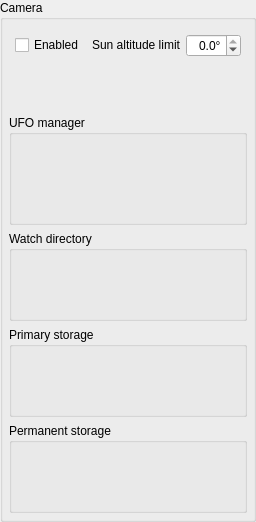
AMOS-uniba/amos-client, file widgets/qcamera.ui: the form before one commit.
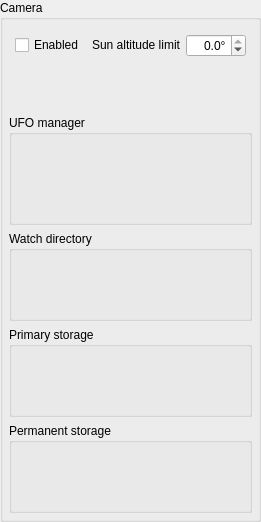
The form after the commit. Custom widgets are drawn as their Qt base class.

Diff of the .ui file:
```diff
--- a/widgets/qcamera.ui
+++ b/widgets/qcamera.ui
@@ -6,7 +6,7 @@
    <rect>
     <x>0</x>
     <y>0</y>
-    <width>252</width>
+    <width>258</width>
     <height>522</height>
    </rect>
   </property>
@@ -147,6 +147,12 @@
              <verstretch>0</verstretch>
             </sizepolicy>
            </property>
+           <property name="minimumSize">
+            <size>
+             <width>60</width>
+             <height>0</height>
+            </size>
+           </property>
            <property name="toolTip">
             <string>darkness limit for observation</string>
            </property>
```
